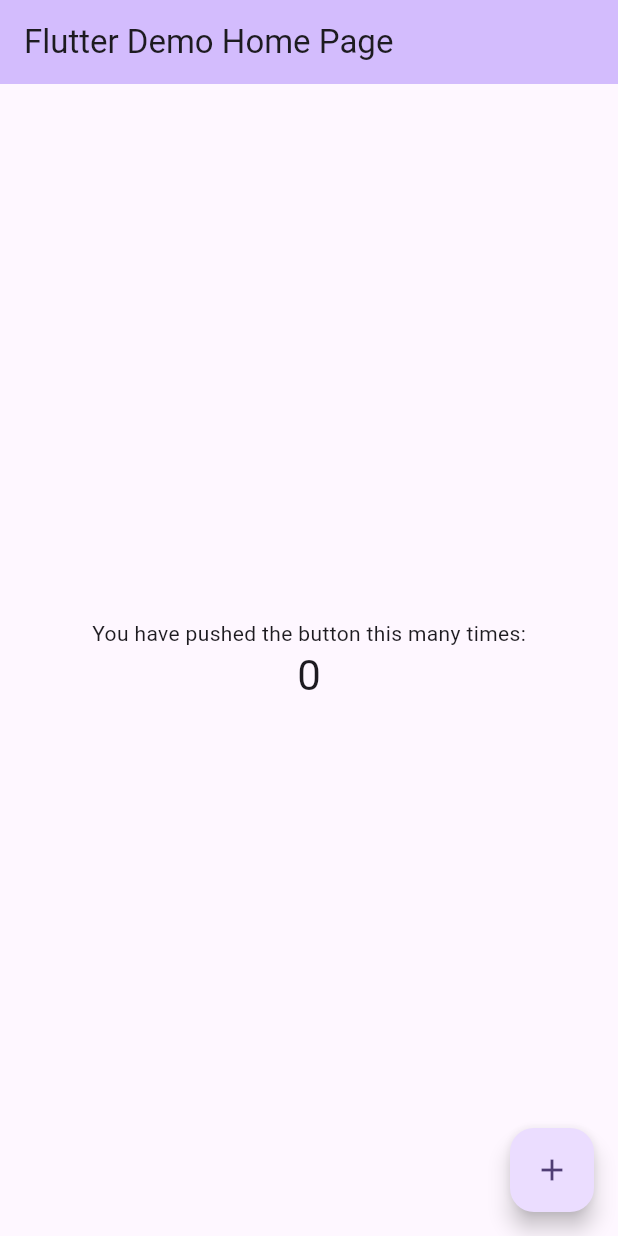
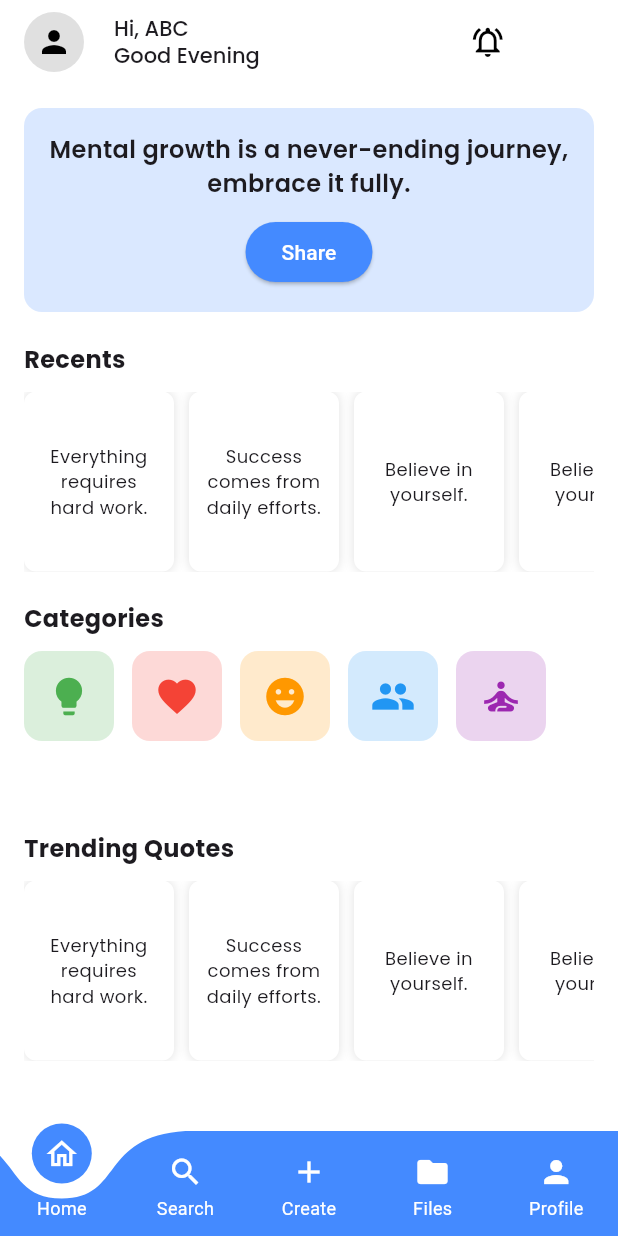
Before and after one commit to Mind-Turf-India/mtquotes, a Flutter app: the screen it shows after launch, on a phone screen of 412 x 824 dp. Run offline on Flutter 3.47's test engine with Material 3 defaults, Android fonts, the phone set to English and light mode, and no system bars; drawn by our look-alikes of curved_labeled_navigation_bar; our stand-ins replace firebase_core, google_fonts; accounts and stored records are empty.

Commit message:
Home Screen commit

```diff
--- a/lib/main.dart
+++ b/lib/main.dart
@@ -1,114 +1,17 @@
+
 import 'package:flutter/material.dart';
-import 'package:firebase_core/firebase_core.dart';
-import 'firebase_options.dart';
+import 'package:mtquotes/screens/home_screen.dart';
 
-void main() async {
-  WidgetsFlutterBinding.ensureInitialized();
-  await Firebase.initializeApp(options: DefaultFirebaseOptions.currentPlatform,);
+void main() {
   runApp(MyApp());
 }
 
 class MyApp extends StatelessWidget {
-  const MyApp({super.key});
-
-  // This widget is the root of your application.
   @override
   Widget build(BuildContext context) {
     return MaterialApp(
-      title: 'Flutter Demo',
-      theme: ThemeData(
-        colorScheme: ColorScheme.fromSeed(seedColor: Colors.deepPurple),
-        useMaterial3: true,
-      ),
-      home: const MyHomePage(title: 'Flutter Demo Home Page'),
+      debugShowCheckedModeBanner: false,
+      home: HomeScreen()
     );
   }
 }
-
-class MyHomePage extends StatefulWidget {
-  const MyHomePage({super.key, required this.title});
-
-  // This widget is the home page of your application. It is stateful, meaning
-  // that it has a State object (defined below) that contains fields that affect
-  // how it looks.
-
-  // This class is the configuration for the state. It holds the values (in this
-  // case the title) provided by the parent (in this case the App widget) and
-  // used by the build method of the State. Fields in a Widget subclass are
-  // always marked "final".
-
-  final String title;
-
-  @override
-  State<MyHomePage> createState() => _MyHomePageState();
-}
-
-class _MyHomePageState extends State<MyHomePage> {
-  int _counter = 0;
-
-  void _incrementCounter() {
-    setState(() {
-      // This call to setState tells the Flutter framework that something has
-      // changed in this State, which causes it to rerun the build method below
-      // so that the display can reflect the updated values. If we changed
-      // _counter without calling setState(), then the build method would not be
-      // called again, and so nothing would appear to happen.
-      _counter++;
-    });
-  }
-
-  @override
-  Widget build(BuildContext context) {
-    // This method is rerun every time setState is called, for instance as done
-    // by the _incrementCounter method above.
-    //
-    // The Flutter framework has been optimized to make rerunning build methods
-    // fast, so that you can just rebuild anything that needs updating rather
-    // than having to individually change instances of widgets.
-    return Scaffold(
-      appBar: AppBar(
-        // TRY THIS: Try changing the color here to a specific color (to
-        // Colors.amber, perhaps?) and trigger a hot reload to see the AppBar
-        // change color while the other colors stay the same.
-        backgroundColor: Theme.of(context).colorScheme.inversePrimary,
-        // Here we take the value from the MyHomePage object that was created by
-        // the App.build method, and use it to set our appbar title.
-        title: Text(widget.title),
-      ),
-      body: Center(
-        // Center is a layout widget. It takes a single child and positions it
-        // in the middle of the parent.
-        child: Column(
-          // Column is also a layout widget. It takes a list of children and
-          // arranges them vertically. By default, it sizes itself to fit its
-          // children horizontally, and tries to be as tall as its parent.
-          //
-          // Column has various properties to control how it sizes itself and
-          // how it positions its children. Here we use mainAxisAlignment to
-          // center the children vertically; the main axis here is the vertical
-          // axis because Columns are vertical (the cross axis would be
-          // horizontal).
-          //
-          // TRY THIS: Invoke "debug painting" (choose the "Toggle Debug Paint"
-          // action in the IDE, or press "p" in the console), to see the
-          // wireframe for each widget.
-          mainAxisAlignment: MainAxisAlignment.center,
-          children: <Widget>[
-            const Text(
-              'You have pushed the button this many times:',
-            ),
-            Text(
-              '$_counter',
-              style: Theme.of(context).textTheme.headlineMedium,
-            ),
-          ],
-        ),
-      ),
-      floatingActionButton: FloatingActionButton(
-        onPressed: _incrementCounter,
-        tooltip: 'Increment',
-        child: const Icon(Icons.add),
-      ), // This trailing comma makes auto-formatting nicer for build methods.
-    );
-  }
-}
--- /dev/null
+++ b/lib/screens/home_screen.dart
@@ -0,0 +1,231 @@
+//home screen.dart
+import 'package:curved_labeled_navigation_bar/curved_navigation_bar.dart';
+import 'package:curved_labeled_navigation_bar/curved_navigation_bar_item.dart';
+import 'package:flutter/material.dart';
+import 'package:google_fonts/google_fonts.dart';
+
+class HomeScreen extends StatelessWidget {
+  @override
+  Widget build(BuildContext context) {
+    return Scaffold(
+      backgroundColor: Colors.white,
+
+      //App Bar
+      appBar: AppBar(
+        backgroundColor: Colors.transparent,
+        elevation: 0,
+        title: Row(
+          // mainAxisAlignment: MainAxisAlignment.spaceBetween,
+
+          children: [
+            CircleAvatar(
+              backgroundColor: Colors.grey[300],
+              child: Icon(Icons.person, color: Colors.black),
+            ),
+            SizedBox(
+              width: 20,
+            ),
+            Text(
+              "Hi, ABC\nGood Evening",
+              textAlign: TextAlign.left,
+              style: GoogleFonts.poppins(
+                fontSize: 14,
+                fontWeight: FontWeight.w500,
+              ),
+            ),
+            SizedBox(
+              width: 140,
+            ),
+            Icon(Icons.notifications_active_outlined, color: Colors.black),
+          ],
+        ),
+      ),
+
+      // App Body
+      body: SingleChildScrollView(
+        child: Padding(
+          padding: EdgeInsets.all(16.0),
+          child: Column(
+            crossAxisAlignment: CrossAxisAlignment.start,
+            children: [
+              // Featured Quote of the Day
+              Container(
+                padding: EdgeInsets.all(16),
+                decoration: BoxDecoration(
+                  color: Colors.blueAccent.withOpacity(0.2),
+                  borderRadius: BorderRadius.circular(12),
+                ),
+                child: Column(
+                  children: [
+                    Text(
+                      "Mental growth is a never-ending journey, embrace it fully.",
+                      textAlign: TextAlign.center,
+                      style: GoogleFonts.poppins(
+                          fontSize: 16, fontWeight: FontWeight.w600),
+                    ),
+                    SizedBox(height: 10),
+                    ElevatedButton(
+                      style: ElevatedButton.styleFrom(
+                        backgroundColor: Colors.blueAccent
+                      ),
+                      onPressed: () {},
+                      child: Text("Share",
+                      style: TextStyle(color: Colors.white),
+                      ),
+                    ),
+                  ],
+                ),
+              ),
+              SizedBox(height: 20),
+
+              // Recent Quotes
+              Text("Recents",
+                  style: GoogleFonts.poppins(
+                      fontSize: 16, fontWeight: FontWeight.bold)),
+              SizedBox(height: 10),
+              SizedBox(
+                height: 120,
+                child: ListView(
+                  scrollDirection: Axis.horizontal,
+                  children: [
+                    quoteCard("Everything requires hard work."),
+                    quoteCard("Success comes from daily efforts."),
+                    quoteCard("Believe in yourself."),
+                    quoteCard("Believe in yourself."),
+                    quoteCard("Believe in yourself."),
+                  ],
+                ),
+              ),
+              SizedBox(height: 20),
+
+              // Categories
+              Text("Categories",
+                  style: GoogleFonts.poppins(
+                      fontSize: 16, fontWeight: FontWeight.bold)),
+              SizedBox(height: 10),
+              SizedBox(
+                height: 100,
+                child: ListView(
+                scrollDirection: Axis.horizontal,
+                children: [
+                categoryCard(Icons.lightbulb, "Motivational", Colors.green),
+                categoryCard(Icons.favorite, "Love", Colors.red),
+                categoryCard(Icons.emoji_emotions, "Funny", Colors.orange),
+                categoryCard(Icons.people, "Friendship", Colors.blue),
+                categoryCard(Icons.self_improvement, "Life", Colors.purple),
+                  ],
+                ),
+              ),
+              SizedBox(height: 20,),
+              Text("Trending Quotes",
+                  style: GoogleFonts.poppins(
+                      fontSize: 16, fontWeight: FontWeight.bold)),
+              SizedBox(height: 10),
+              SizedBox(
+                height: 120,
+                child: ListView(
+                  scrollDirection: Axis.horizontal,
+                  children: [
+                    quoteCard("Everything requires hard work."),
+                    quoteCard("Success comes from daily efforts."),
+                    quoteCard("Believe in yourself."),
+                    quoteCard("Believe in yourself."),
+                    quoteCard("Believe in yourself."),
+                  ],
+                ),
+              ),
+              SizedBox(height: 20),
+
+
+            ],
+          ),
+        ),
+      ),
+      bottomNavigationBar: CurvedNavigationBar(
+        backgroundColor: Colors.transparent,
+        color: Colors.blueAccent,
+        items: [
+          CurvedNavigationBarItem(
+              child: Icon(
+                Icons.home_outlined,
+                color: Colors.white,
+              ),
+              label: 'Home',
+              labelStyle: TextStyle(color: Colors.white, fontSize: 12)),
+          CurvedNavigationBarItem(
+              child: Icon(
+                Icons.search,
+                color: Colors.white,
+              ),
+              label: 'Search',
+              labelStyle: TextStyle(color: Colors.white, fontSize: 12)),
+          CurvedNavigationBarItem(
+              child: Icon(
+                Icons.add,
+                color: Colors.white,
+              ),
+              label: 'Create',
+              labelStyle: TextStyle(color: Colors.white, fontSize: 12)),
+          CurvedNavigationBarItem(
+              child: Icon(
+                Icons.folder,
+                color: Colors.white,
+              ),
+              label: 'Files',
+              labelStyle: TextStyle(
+                color: Colors.white,
+                fontSize: 12,
+              )),
+          CurvedNavigationBarItem(
+              child: Icon(
+                Icons.person,
+                color: Colors.white,
+              ),
+              label: 'Profile',
+              labelStyle: TextStyle(color: Colors.white, fontSize: 12)),
+
+
+        ],
+      ),
+    );
+  }
+
+  Widget quoteCard(String text) {
+    return Container(
+      width: 100,
+      margin: EdgeInsets.only(right: 10),
+      padding: EdgeInsets.all(10),
+      decoration: BoxDecoration(
+        color: Colors.white,
+        borderRadius: BorderRadius.circular(8),
+        boxShadow: [BoxShadow(color: Colors.grey.shade300, blurRadius: 5)],
+      ),
+      child: Center(
+        child: Text(text,
+            textAlign: TextAlign.center,
+            style: GoogleFonts.poppins(fontSize: 12)),
+      ),
+    );
+  }
+
+  Widget categoryCard(IconData icon, String title, Color color) {
+  return Padding(
+    padding: EdgeInsets.only(right: 12),
+    child: Column(
+      children: [
+        Container(
+          width: 60,
+          height: 60,
+          decoration: BoxDecoration(
+            color: color.withOpacity(0.2),
+            borderRadius: BorderRadius.circular(12),
+          ),
+          child: Icon(icon, color: color, size: 30),
+        ),
+        SizedBox(height: 5),
+      ],
+    ),
+  );
+}
+
+}
--- a/pubspec.yaml
+++ b/pubspec.yaml
@@ -37,6 +37,8 @@ dependencies:
   firebase_core: ^3.11.0
   firebase_auth: ^5.4.2
   cloud_firestore: ^5.6.3
+  google_fonts: ^6.2.1
+  curved_labeled_navigation_bar: ^2.0.6
 
 dev_dependencies:
   flutter_test:
```
Also changed, not shown: pubspec.lock, 1 other file.
